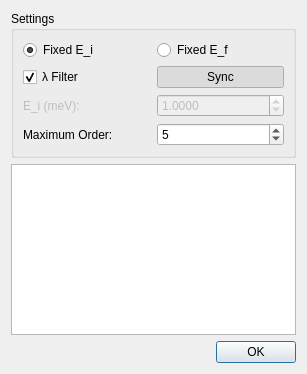
Qt form ui/spurions.ui (tweber-ill/frm_mirror-takin1) before a commit.
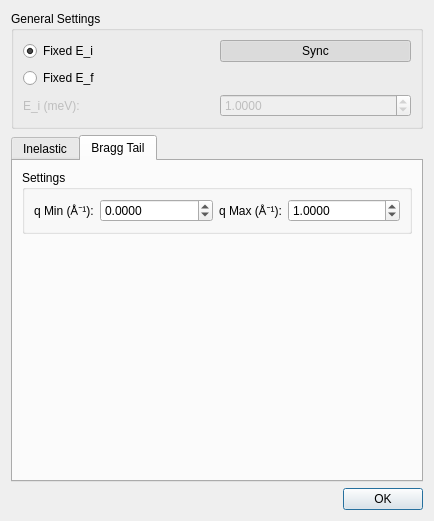
The same form after that commit. The open tabs and pages were chosen to show the change. Custom widgets are drawn as their Qt base class.

Commit message: added bragg tail dialog

Diff of the .ui file:
```diff
--- a/ui/spurions.ui
+++ b/ui/spurions.ui
@@ -6,18 +6,18 @@
    <rect>
     <x>0</x>
     <y>0</y>
-    <width>307</width>
-    <height>374</height>
+    <width>434</width>
+    <height>521</height>
    </rect>
   </property>
   <property name="windowTitle">
    <string>Spurious Scattering</string>
   </property>
-  <layout class="QVBoxLayout" name="verticalLayout">
-   <item>
+  <layout class="QGridLayout" name="gridLayout_6">
+   <item row="0" column="0" colspan="2">
     <widget class="QGroupBox" name="groupBox">
      <property name="title">
-      <string>Settings</string>
+      <string>General Settings</string>
      </property>
      <layout class="QGridLayout" name="gridLayout">
       <item row="3" column="0">
@@ -52,23 +52,6 @@
         </property>
        </widget>
       </item>
-      <item row="4" column="0">
-       <widget class="QLabel" name="label_2">
-        <property name="text">
-         <string>Maximum Order:</string>
-        </property>
-       </widget>
-      </item>
-      <item row="4" column="1">
-       <widget class="QSpinBox" name="spinOrder">
-        <property name="minimum">
-         <number>1</number>
-        </property>
-        <property name="value">
-         <number>5</number>
-        </property>
-       </widget>
-      </item>
       <item row="0" column="0">
        <widget class="QRadioButton" name="radioFixedEi">
         <property name="text">
@@ -79,24 +62,14 @@
         </property>
        </widget>
       </item>
-      <item row="0" column="1">
+      <item row="2" column="0">
        <widget class="QRadioButton" name="radioFixedEf">
         <property name="text">
          <string>Fixed E_f</string>
         </property>
        </widget>
       </item>
-      <item row="2" column="0">
-       <widget class="QCheckBox" name="checkFilter">
-        <property name="text">
-         <string>λ Filter</string>
-        </property>
-        <property name="checked">
-         <bool>true</bool>
-        </property>
-       </widget>
-      </item>
-      <item row="2" column="1">
+      <item row="0" column="1">
        <widget class="QPushButton" name="btnSync">
         <property name="text">
          <string>Sync</string>
@@ -112,11 +85,173 @@
      </layout>
     </widget>
    </item>
-   <item>
-    <widget class="QPlainTextEdit" name="textSpurions"/>
+   <item row="1" column="0" colspan="2">
+    <widget class="QTabWidget" name="tabWidget">
+     <property name="currentIndex">
+      <number>0</number>
+     </property>
+     <widget class="QWidget" name="tab1">
+      <attribute name="title">
+       <string>Inelastic</string>
+      </attribute>
+      <layout class="QGridLayout" name="gridLayout_4">
+       <item row="0" column="0">
+        <widget class="QGroupBox" name="groupBox_2">
+         <property name="sizePolicy">
+          <sizepolicy hsizetype="Preferred" vsizetype="Minimum">
+           <horstretch>0</horstretch>
+           <verstretch>0</verstretch>
+          </sizepolicy>
+         </property>
+         <property name="title">
+          <string>Settings</string>
+         </property>
+         <layout class="QGridLayout" name="gridLayout_2">
+          <item row="1" column="0">
+           <widget class="QLabel" name="label_2">
+            <property name="text">
+             <string>Maximum Order:</string>
+            </property>
+           </widget>
+          </item>
+          <item row="1" column="1">
+           <widget class="QSpinBox" name="spinOrder">
+            <property name="minimum">
+             <number>1</number>
+            </property>
+            <property name="value">
+             <number>5</number>
+            </property>
+           </widget>
+          </item>
+          <item row="0" column="1">
+           <widget class="QCheckBox" name="checkFilter">
+            <property name="text">
+             <string>λ Filter</string>
+            </property>
+            <property name="checked">
+             <bool>true</bool>
+            </property>
+           </widget>
+          </item>
+         </layout>
+        </widget>
+       </item>
+       <item row="1" column="0">
+        <widget class="QPlainTextEdit" name="textSpurions"/>
+       </item>
+      </layout>
+     </widget>
+     <widget class="QWidget" name="tab2">
+      <attribute name="title">
+       <string>Bragg Tail</string>
+      </attribute>
+      <layout class="QGridLayout" name="gridLayout_3">
+       <item row="1" column="0">
+        <widget class="QwtPlot" name="plotbragg">
+         <property name="sizePolicy">
+          <sizepolicy hsizetype="Expanding" vsizetype="Expanding">
+           <horstretch>0</horstretch>
+           <verstretch>0</verstretch>
+          </sizepolicy>
+         </property>
+        </widget>
+       </item>
+       <item row="0" column="0">
+        <widget class="QGroupBox" name="groupBox_3">
+         <property name="sizePolicy">
+          <sizepolicy hsizetype="Preferred" vsizetype="Minimum">
+           <horstretch>0</horstretch>
+           <verstretch>0</verstretch>
+          </sizepolicy>
+         </property>
+         <property name="title">
+          <string>Settings</string>
+         </property>
+         <layout class="QGridLayout" name="gridLayout_5">
+          <item row="0" column="0">
+           <widget class="QLabel" name="label_13">
+            <property name="text">
+             <string>q Min (Å⁻¹):</string>
+            </property>
+           </widget>
+          </item>
+          <item row="0" column="1">
+           <widget class="QDoubleSpinBox" name="spinMinQ">
+            <property name="sizePolicy">
+             <sizepolicy hsizetype="Preferred" vsizetype="Fixed">
+              <horstretch>1</horstretch>
+              <verstretch>0</verstretch>
+             </sizepolicy>
+            </property>
+            <property name="decimals">
+             <number>4</number>
+            </property>
+            <property name="minimum">
+             <double>-99.989999999999995</double>
+            </property>
+            <property name="singleStep">
+             <double>0.100000000000000</double>
+            </property>
+           </widget>
+          </item>
+          <item row="0" column="2">
+           <widget class="QLabel" name="label_14">
+            <property name="text">
+             <string>q Max (Å⁻¹):</string>
+            </property>
+           </widget>
+          </item>
+          <item row="0" column="3">
+           <widget class="QDoubleSpinBox" name="spinMaxQ">
+            <property name="sizePolicy">
+             <sizepolicy hsizetype="Preferred" vsizetype="Fixed">
+              <horstretch>1</horstretch>
+              <verstretch>0</verstretch>
+             </sizepolicy>
+            </property>
+            <property name="decimals">
+             <number>4</number>
+            </property>
+            <property name="minimum">
+             <double>-99.989999999999995</double>
+            </property>
+            <property name="singleStep">
+             <double>0.100000000000000</double>
+            </property>
+            <property name="value">
+             <double>1.000000000000000</double>
+            </property>
+           </widget>
+          </item>
+         </layout>
+        </widget>
+       </item>
+      </layout>
+     </widget>
+    </widget>
    </item>
-   <item>
+   <item row="2" column="0">
+    <widget class="QLabel" name="labelStatus">
+     <property name="sizePolicy">
+      <sizepolicy hsizetype="Expanding" vsizetype="Preferred">
+       <horstretch>1</horstretch>
+       <verstretch>0</verstretch>
+      </sizepolicy>
+     </property>
+     <property name="text">
+      <string/>
+     </property>
+    </widget>
+   </item>
+   <item row="2" column="1">
     <widget class="QDialogButtonBox" name="buttonBox">
+     <property name="sizePolicy">
+      <sizepolicy hsizetype="Minimum" vsizetype="Fixed">
+       <horstretch>0</horstretch>
+       <verstretch>0</verstretch>
+      </sizepolicy>
+     </property>
      <property name="orientation">
       <enum>Qt::Horizontal</enum>
      </property>
@@ -127,6 +262,13 @@
    </item>
   </layout>
  </widget>
+ <customwidgets>
+  <customwidget>
+   <class>QwtPlot</class>
+   <extends>QFrame</extends>
+   <header>qwt_plot.h</header>
+  </customwidget>
+ </customwidgets>
  <tabstops>
   <tabstop>radioFixedEi</tabstop>
   <tabstop>checkFilter</tabstop>
```
Left out of the diff: 7 changed lines with no effect on the pictures. The commit also changes 3 other files.
